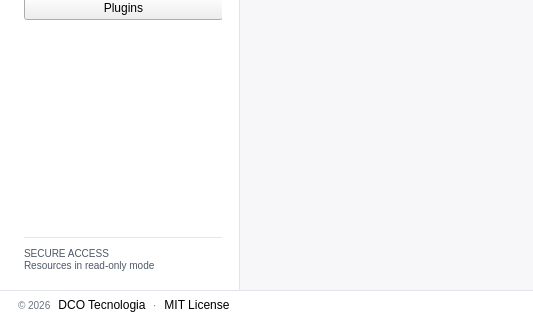
The window that src/kubescope/ui/main_window.ui (dcotecnologia/kubescope) describes before a commit, drawn with Qt 5; both pictures show x 0 to 533 and y 320 to 640 of the 980 by 640 pixel window.
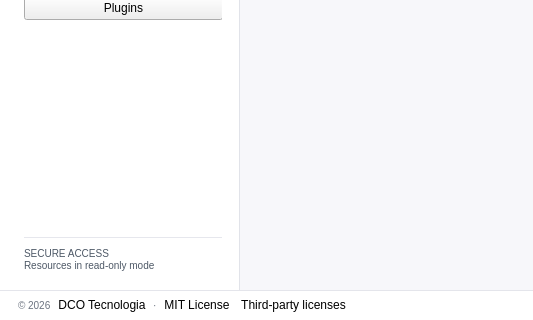
The same window after the commit. Icons and pictures are not drawn.

Commit message: feat(license): meet the LGPL-3.0 of Qt and the other third-party licenses, and read them in the app

Diff of the .ui file:
```diff
--- a/src/kubescope/ui/main_window.ui
+++ b/src/kubescope/ui/main_window.ui
@@ -3038,6 +3038,19 @@
          </property>
         </widget>
        </item>
+       <item>
+        <widget class="QPushButton" name="thirdPartyLink">
+         <property name="text">
+          <string>Third-party licenses</string>
+         </property>
+         <property name="flat">
+          <bool>true</bool>
+         </property>
+         <property name="variant" stdset="0">
+          <string notr="true">link</string>
+         </property>
+        </widget>
+       </item>
        <item>
         <spacer name="appFooterSpacer">
          <property name="orientation">
```
The commit also changes 40 other files.
